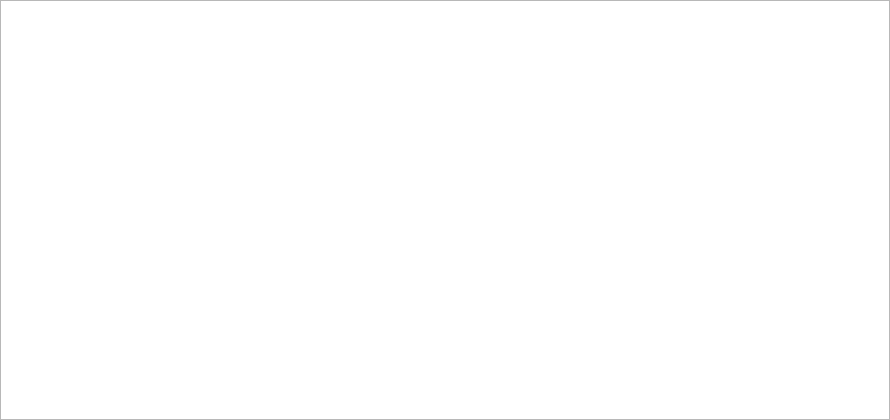
Before: the Qt Designer form mainwindow.ui in Appa002/RichText, drawn with Qt 5.
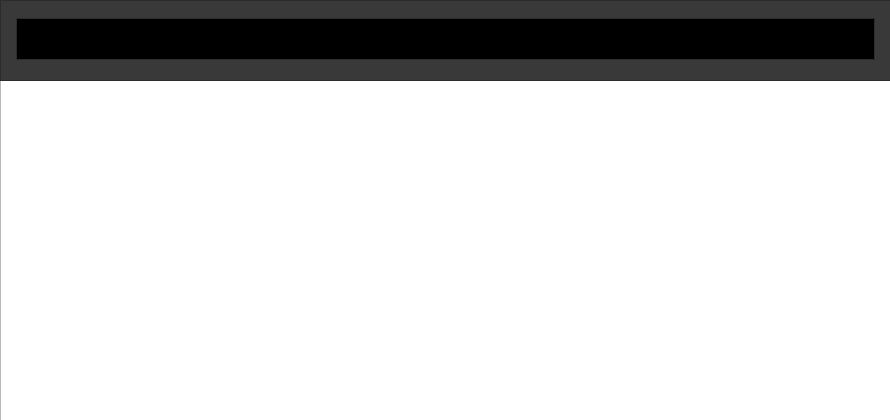
After: the same form once the commit is applied. Custom widgets are drawn as their Qt base class.

Commit message: Added ui for command pallet

The edit to the form file:
```diff
--- a/mainwindow.ui
+++ b/mainwindow.ui
@@ -38,31 +38,513 @@
      <verstretch>1</verstretch>
     </sizepolicy>
    </property>
-   <layout class="QGridLayout" name="gridLayout">
-    <property name="leftMargin">
-     <number>0</number>
+   <widget class="OverlayableTextEdit" name="textEdit">
+    <property name="geometry">
+     <rect>
+      <x>0</x>
+      <y>0</y>
+      <width>901</width>
+      <height>421</height>
+     </rect>
     </property>
-    <property name="topMargin">
-     <number>0</number>
+   </widget>
+   <widget class="CommandPallet" name="frame">
+    <property name="enabled">
+     <bool>true</bool>
     </property>
-    <property name="rightMargin">
-     <number>0</number>
+    <property name="geometry">
+     <rect>
+      <x>0</x>
+      <y>0</y>
+      <width>891</width>
+      <height>81</height>
+     </rect>
     </property>
-    <property name="bottomMargin">
-     <number>0</number>
+    <property name="sizePolicy">
+     <sizepolicy hsizetype="Preferred" vsizetype="Expanding">
+      <horstretch>0</horstretch>
+      <verstretch>1</verstretch>
+     </sizepolicy>
     </property>
-    <item row="0" column="0">
-     <widget class="OverlayableTextEdit" name="textEdit">
-      <property name="html">
-       <string>&lt;!DOCTYPE HTML PUBLIC &quot;-//W3C//DTD HTML 4.0//EN&quot; &quot;http://www.w3.org/TR/REC-html40/strict.dtd&quot;&gt;
-&lt;html&gt;&lt;head&gt;&lt;meta name=&quot;qrichtext&quot; content=&quot;1&quot; /&gt;&lt;style type=&quot;text/css&quot;&gt;
-p, li { white-space: pre-wrap; }
-&lt;/style&gt;&lt;/head&gt;&lt;body style=&quot; font-family:'Lucida Sans Typewriter'; font-size:11pt; font-weight:400; font-style:normal;&quot;&gt;
-&lt;p style=&quot;-qt-paragraph-type:empty; margin-top:0px; margin-bottom:0px; margin-left:0px; margin-right:0px; -qt-block-indent:0; text-indent:0px;&quot;&gt;&lt;br /&gt;&lt;/p&gt;&lt;/body&gt;&lt;/html&gt;</string>
-      </property>
-     </widget>
-    </item>
-   </layout>
+    <property name="palette">
+     <palette>
+      <active>
+       <colorrole role="WindowText">
+        <brush brushstyle="SolidPattern">
+         <color alpha="255">
+          <red>255</red>
+          <green>255</green>
+          <blue>255</blue>
+         </color>
+        </brush>
+       </colorrole>
+       <colorrole role="Button">
+        <brush brushstyle="SolidPattern">
+         <color alpha="255">
+          <red>0</red>
+          <green>0</green>
+          <blue>0</blue>
+         </color>
+        </brush>
+       </colorrole>
+       <colorrole role="Light">
+        <brush brushstyle="SolidPattern">
+         <color alpha="255">
+          <red>0</red>
+          <green>0</green>
+          <blue>0</blue>
+         </color>
+        </brush>
+       </colorrole>
+       <colorrole role="Midlight">
+        <brush brushstyle="SolidPattern">
+         <color alpha="255">
+          <red>0</red>
+          <green>0</green>
+          <blue>0</blue>
+         </color>
+        </brush>
+       </colorrole>
+       <colorrole role="Dark">
+        <brush brushstyle="SolidPattern">
+         <color alpha="255">
+          <red>0</red>
+          <green>0</green>
+          <blue>0</blue>
+         </color>
+        </brush>
+       </colorrole>
+       <colorrole role="Mid">
+        <brush brushstyle="SolidPattern">
+         <color alpha="255">
+          <red>0</red>
+          <green>0</green>
+          <blue>0</blue>
+         </color>
+        </brush>
+       </colorrole>
+       <colorrole role="Text">
+        <brush brushstyle="SolidPattern">
+         <color alpha="255">
+          <red>255</red>
+          <green>255</green>
+          <blue>255</blue>
+         </color>
+        </brush>
+       </colorrole>
+       <colorrole role="BrightText">
+        <brush brushstyle="SolidPattern">
+         <color alpha="255">
+          <red>255</red>
+          <green>255</green>
+          <blue>255</blue>
+         </color>
+        </brush>
+       </colorrole>
+       <colorrole role="ButtonText">
+        <brush brushstyle="SolidPattern">
+         <color alpha="255">
+          <red>255</red>
+          <green>255</green>
+          <blue>255</blue>
+         </color>
+        </brush>
+       </colorrole>
+       <colorrole role="Base">
+        <brush brushstyle="SolidPattern">
+         <color alpha="255">
+          <red>0</red>
+          <green>0</green>
+          <blue>0</blue>
+         </color>
+        </brush>
+       </colorrole>
+       <colorrole role="Window">
+        <brush brushstyle="SolidPattern">
+         <color alpha="255">
+          <red>57</red>
+          <green>57</green>
+          <blue>57</blue>
+         </color>
+        </brush>
+       </colorrole>
+       <colorrole role="Shadow">
+        <brush brushstyle="SolidPattern">
+         <color alpha="255">
+          <red>0</red>
+          <green>0</green>
+          <blue>0</blue>
+         </color>
+        </brush>
+       </colorrole>
+       <colorrole role="AlternateBase">
+        <brush brushstyle="SolidPattern">
+         <color alpha="255">
+          <red>0</red>
+          <green>0</green>
+          <blue>0</blue>
+         </color>
+        </brush>
+       </colorrole>
+       <colorrole role="ToolTipBase">
+        <brush brushstyle="SolidPattern">
+         <color alpha="255">
+          <red>255</red>
+          <green>255</green>
+          <blue>220</blue>
+         </color>
+        </brush>
+       </colorrole>
+       <colorrole role="ToolTipText">
+        <brush brushstyle="SolidPattern">
+         <color alpha="255">
+          <red>0</red>
+          <green>0</green>
+          <blue>0</blue>
+         </color>
+        </brush>
+       </colorrole>
+      </active>
+      <inactive>
+       <colorrole role="WindowText">
+        <brush brushstyle="SolidPattern">
+         <color alpha="255">
+          <red>255</red>
+          <green>255</green>
+          <blue>255</blue>
+         </color>
+        </brush>
+       </colorrole>
+       <colorrole role="Button">
+        <brush brushstyle="SolidPattern">
+         <color alpha="255">
+          <red>0</red>
+          <green>0</green>
+          <blue>0</blue>
+         </color>
+        </brush>
+       </colorrole>
+       <colorrole role="Light">
+        <brush brushstyle="SolidPattern">
+         <color alpha="255">
+          <red>0</red>
+          <green>0</green>
+          <blue>0</blue>
+         </color>
+        </brush>
+       </colorrole>
+       <colorrole role="Midlight">
+        <brush brushstyle="SolidPattern">
+         <color alpha="255">
+          <red>0</red>
+          <green>0</green>
+          <blue>0</blue>
+         </color>
+        </brush>
+       </colorrole>
+       <colorrole role="Dark">
+        <brush brushstyle="SolidPattern">
+         <color alpha="255">
+          <red>0</red>
+          <green>0</green>
+          <blue>0</blue>
+         </color>
+        </brush>
+       </colorrole>
+       <colorrole role="Mid">
+        <brush brushstyle="SolidPattern">
+         <color alpha="255">
+          <red>0</red>
+          <green>0</green>
+          <blue>0</blue>
+         </color>
+        </brush>
+       </colorrole>
+       <colorrole role="Text">
+        <brush brushstyle="SolidPattern">
+         <color alpha="255">
+          <red>255</red>
+          <green>255</green>
+          <blue>255</blue>
+         </color>
+        </brush>
+       </colorrole>
+       <colorrole role="BrightText">
+        <brush brushstyle="SolidPattern">
+         <color alpha="255">
+          <red>255</red>
+          <green>255</green>
+          <blue>255</blue>
+         </color>
+        </brush>
+       </colorrole>
+       <colorrole role="ButtonText">
+        <brush brushstyle="SolidPattern">
+         <color alpha="255">
+          <red>255</red>
+          <green>255</green>
+          <blue>255</blue>
+         </color>
+        </brush>
+       </colorrole>
+       <colorrole role="Base">
+        <brush brushstyle="SolidPattern">
+         <color alpha="255">
+          <red>0</red>
+          <green>0</green>
+          <blue>0</blue>
+         </color>
+        </brush>
+       </colorrole>
+       <colorrole role="Window">
+        <brush brushstyle="SolidPattern">
+         <color alpha="255">
+          <red>57</red>
+          <green>57</green>
+          <blue>57</blue>
+         </color>
+        </brush>
+       </colorrole>
+       <colorrole role="Shadow">
+        <brush brushstyle="SolidPattern">
+         <color alpha="255">
+          <red>0</red>
+          <green>0</green>
+          <blue>0</blue>
+         </color>
+        </brush>
+       </colorrole>
+       <colorrole role="AlternateBase">
+        <brush brushstyle="SolidPattern">
+         <color alpha="255">
+          <red>0</red>
+          <green>0</green>
+          <blue>0</blue>
+         </color>
+        </brush>
+       </colorrole>
+       <colorrole role="ToolTipBase">
+        <brush brushstyle="SolidPattern">
+         <color alpha="255">
+          <red>255</red>
+          <green>255</green>
+          <blue>220</blue>
+         </color>
+        </brush>
+       </colorrole>
+       <colorrole role="ToolTipText">
+        <brush brushstyle="SolidPattern">
+         <color alpha="255">
+          <red>0</red>
+          <green>0</green>
+          <blue>0</blue>
+         </color>
+        </brush>
+       </colorrole>
+      </inactive>
+      <disabled>
+       <colorrole role="WindowText">
+        <brush brushstyle="SolidPattern">
+         <color alpha="255">
+          <red>0</red>
+          <green>0</green>
+          <blue>0</blue>
+         </color>
+        </brush>
+       </colorrole>
+       <colorrole role="Button">
+        <brush brushstyle="SolidPattern">
+         <color alpha="255">
+          <red>0</red>
+          <green>0</green>
+          <blue>0</blue>
+         </color>
+        </brush>
+       </colorrole>
+       <colorrole role="Light">
+        <brush brushstyle="SolidPattern">
+         <color alpha="255">
+          <red>0</red>
+          <green>0</green>
+          <blue>0</blue>
+         </color>
+        </brush>
+       </colorrole>
+       <colorrole role="Midlight">
+        <brush brushstyle="SolidPattern">
+         <color alpha="255">
+          <red>0</red>
+          <green>0</green>
+          <blue>0</blue>
+         </color>
+        </brush>
+       </colorrole>
+       <colorrole role="Dark">
+        <brush brushstyle="SolidPattern">
+         <color alpha="255">
+          <red>0</red>
+          <green>0</green>
+          <blue>0</blue>
+         </color>
+        </brush>
+       </colorrole>
+       <colorrole role="Mid">
+        <brush brushstyle="SolidPattern">
+         <color alpha="255">
+          <red>0</red>
+          <green>0</green>
+          <blue>0</blue>
+         </color>
+        </brush>
+       </colorrole>
+       <colorrole role="Text">
+        <brush brushstyle="SolidPattern">
+         <color alpha="255">
+          <red>0</red>
+          <green>0</green>
+          <blue>0</blue>
+         </color>
+        </brush>
+       </colorrole>
+       <colorrole role="BrightText">
+        <brush brushstyle="SolidPattern">
+         <color alpha="255">
+          <red>255</red>
+          <green>255</green>
+          <blue>255</blue>
+         </color>
+        </brush>
+       </colorrole>
+       <colorrole role="ButtonText">
+        <brush brushstyle="SolidPattern">
+         <color alpha="255">
+          <red>0</red>
+          <green>0</green>
+          <blue>0</blue>
+         </color>
+        </brush>
+       </colorrole>
+       <colorrole role="Base">
+        <brush brushstyle="SolidPattern">
+         <color alpha="255">
+          <red>57</red>
+          <green>57</green>
+          <blue>57</blue>
+         </color>
+        </brush>
+       </colorrole>
+       <colorrole role="Window">
+        <brush brushstyle="SolidPattern">
+         <color alpha="255">
+          <red>57</red>
+          <green>57</green>
+          <blue>57</blue>
+         </color>
+        </brush>
+       </colorrole>
+       <colorrole role="Shadow">
+        <brush brushstyle="SolidPattern">
+         <color alpha="255">
+          <red>0</red>
+          <green>0</green>
+          <blue>0</blue>
+         </color>
+        </brush>
+       </colorrole>
+       <colorrole role="AlternateBase">
+        <brush brushstyle="SolidPattern">
+         <color alpha="255">
+          <red>0</red>
+          <green>0</green>
+          <blue>0</blue>
+         </color>
+        </brush>
+       </colorrole>
+       <colorrole role="ToolTipBase">
+        <brush brushstyle="SolidPattern">
+         <color alpha="255">
+          <red>255</red>
+          <green>255</green>
+          <blue>220</blue>
+         </color>
+        </brush>
+       </colorrole>
+       <colorrole role="ToolTipText">
+        <brush brushstyle="SolidPattern">
+         <color alpha="255">
+          <red>0</red>
+          <green>0</green>
+          <blue>0</blue>
+         </color>
+        </brush>
+       </colorrole>
+      </disabled>
+     </palette>
+    </property>
+    <property name="autoFillBackground">
+     <bool>true</bool>
+    </property>
+    <property name="frameShape">
+     <enum>QFrame::StyledPanel</enum>
+    </property>
+    <property name="frameShadow">
+     <enum>QFrame::Plain</enum>
+    </property>
+    <property name="lineWidth">
+     <number>9</number>
+    </property>
+    <property name="midLineWidth">
+     <number>9</number>
+    </property>
+    <layout class="QVBoxLayout" name="verticalLayout">
+     <property name="spacing">
+      <number>5</number>
+     </property>
+     <property name="leftMargin">
+      <number>15</number>
+     </property>
+     <property name="topMargin">
+      <number>17</number>
+     </property>
+     <property name="rightMargin">
+      <number>15</number>
+     </property>
+     <property name="bottomMargin">
+      <number>17</number>
+     </property>
+     <item>
+      <widget class="ExpressionInputWidget" name="expressionAdderEdit">
+       <property name="sizePolicy">
+        <sizepolicy hsizetype="Expanding" vsizetype="Minimum">
+         <horstretch>0</horstretch>
+         <verstretch>0</verstretch>
+        </sizepolicy>
+       </property>
+       <property name="font">
+        <font>
+         <pointsize>23</pointsize>
+        </font>
+       </property>
+       <property name="autoFillBackground">
+        <bool>true</bool>
+       </property>
+       <property name="verticalScrollBarPolicy">
+        <enum>Qt::ScrollBarAlwaysOff</enum>
+       </property>
+       <property name="horizontalScrollBarPolicy">
+        <enum>Qt::ScrollBarAlwaysOff</enum>
+       </property>
+      </widget>
+     </item>
+     <item>
+      <layout class="QVBoxLayout" name="sugestionsList">
+       <property name="topMargin">
+        <number>3</number>
+       </property>
+      </layout>
+     </item>
+    </layout>
+   </widget>
   </widget>
  </widget>
  <layoutdefault spacing="6" margin="11"/>
@@ -72,6 +554,17 @@
    <extends>QTextEdit</extends>
    <header>OverlayableTextEdit.h</header>
   </customwidget>
+  <customwidget>
+   <class>ExpressionInputWidget</class>
+   <extends>QPlainTextEdit</extends>
+   <header>ExpressionInputWidget.h</header>
+  </customwidget>
+  <customwidget>
+   <class>CommandPallet</class>
+   <extends>QFrame</extends>
+   <header>CommandPallet.h</header>
+   <container>1</container>
+  </customwidget>
  </customwidgets>
  <resources/>
  <connections/>
```
